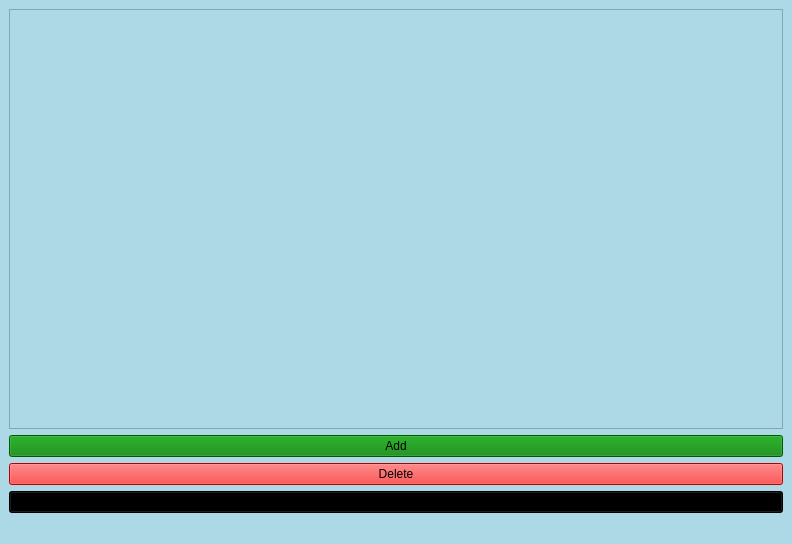
Qt form mainwindow.ui (CoolBot2/QT-SQL-ToDoApp) before a commit.
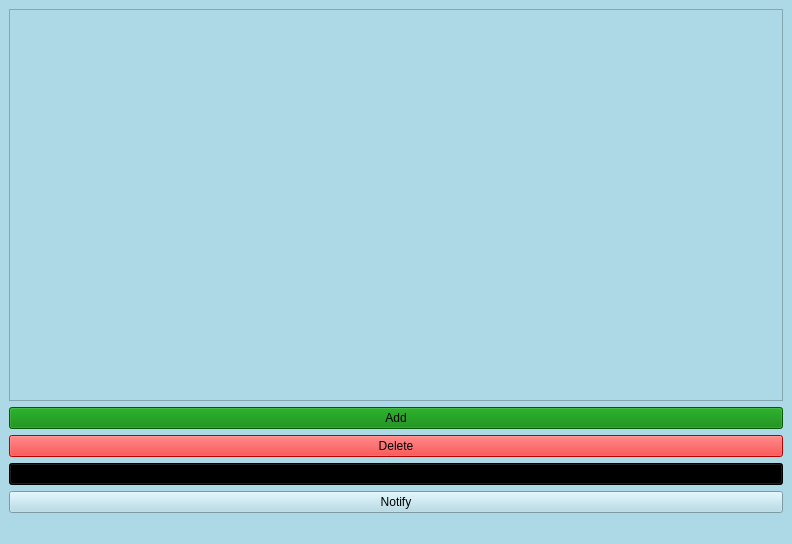
The same form after that commit. Icons and pictures are not drawn.

The edit to the form file:
```diff
--- a/mainwindow.ui
+++ b/mainwindow.ui
@@ -74,6 +74,13 @@
       </property>
      </widget>
     </item>
+    <item>
+     <widget class="QPushButton" name="pushButton">
+      <property name="text">
+       <string>Notify</string>
+      </property>
+     </widget>
+    </item>
    </layout>
   </widget>
   <widget class="QMenuBar" name="menubar">
```
Left out of the diff: 2 changed lines with no effect on the pictures.
